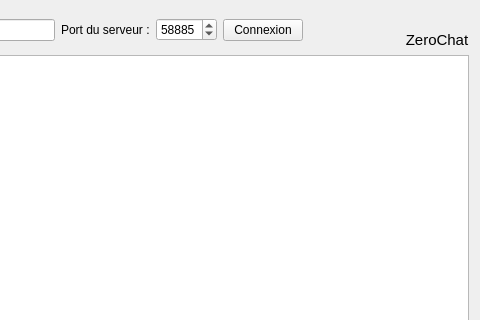
First picture: the form in client/FenClient.ui, repository hezanathos/ChienBrute, before the edit; both pictures show x 148 to 628 and y 0 to 320 of the 628 by 480 pixel window.
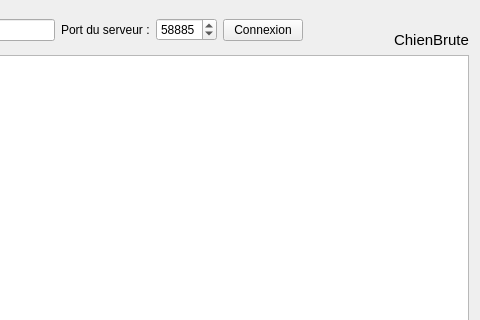
Second picture: the form after the edit. Icons and pictures are not drawn.

Patch:
```diff
--- a/client/FenClient.ui
+++ b/client/FenClient.ui
@@ -105,7 +105,7 @@
           </font>
          </property>
          <property name="text">
-          <string>ZeroChat</string>
+          <string>ChienBrute</string>
          </property>
          <property name="alignment">
           <set>Qt::AlignCenter</set>
```
